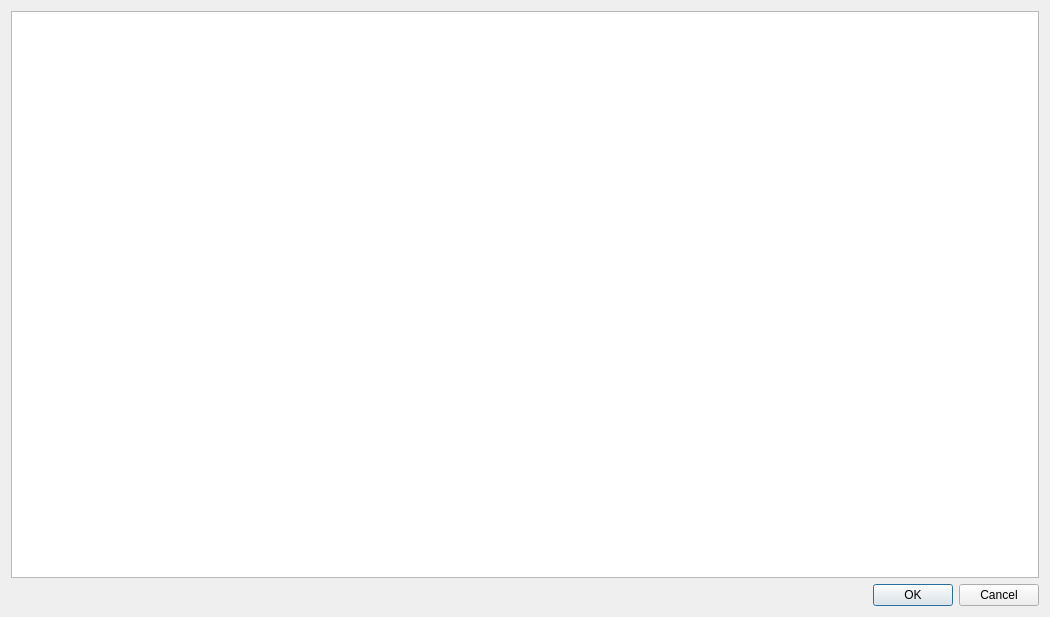
This is databasehistorydialog.ui in mugiseyebrows/mugi-query as Qt 5 draws it before an edit. The edited form follows.
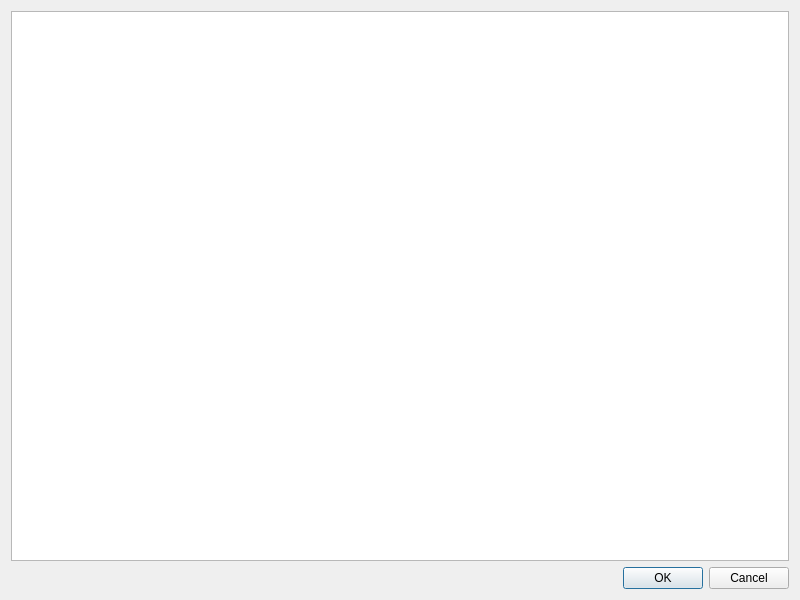
This is the edited form.

```diff
--- a/databasehistorydialog.ui
+++ b/databasehistorydialog.ui
@@ -6,8 +6,8 @@
    <rect>
     <x>0</x>
     <y>0</y>
-    <width>1050</width>
-    <height>617</height>
+    <width>800</width>
+    <height>600</height>
    </rect>
   </property>
   <property name="windowTitle">
```
Left out of the diff: 2 changed lines with no effect on the pictures.
